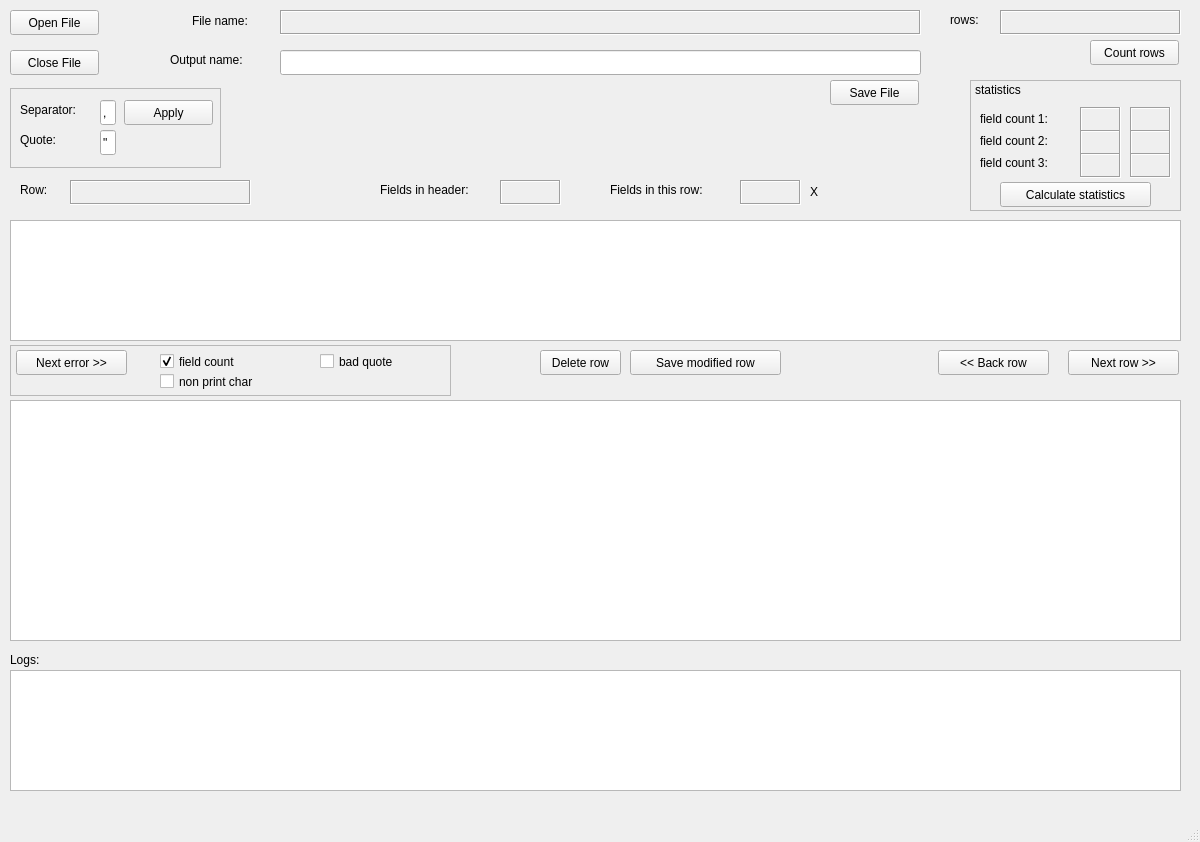
Above: src/mainwindow.ui from braquino/fix-csv before the change. Below: the same form after it.
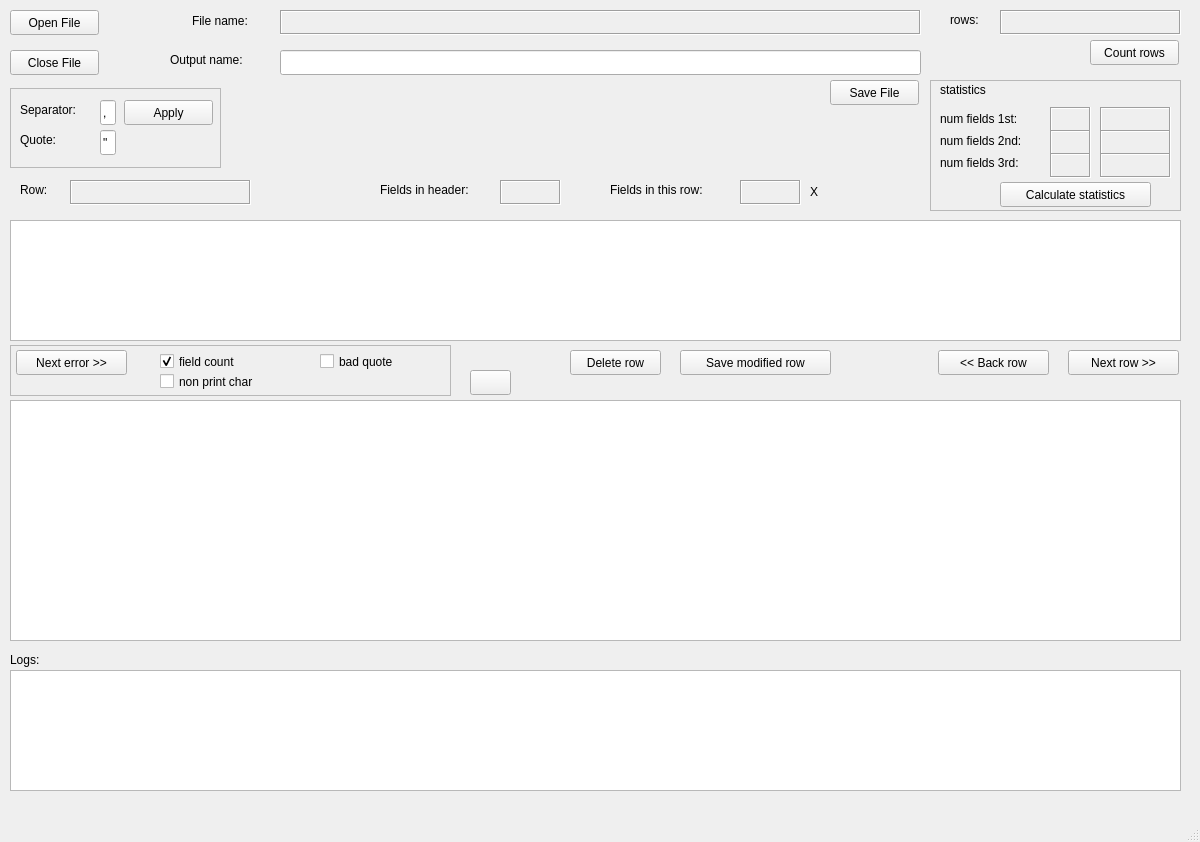
That is the form after the change. Icons and pictures are not drawn.

Commit message: fix labels, stats layout and add table to row button

Diff of the .ui file:
```diff
--- a/src/mainwindow.ui
+++ b/src/mainwindow.ui
@@ -414,7 +414,7 @@
    <widget class="QPushButton" name="btn_save_row">
     <property name="geometry">
      <rect>
-      <x>630</x>
+      <x>680</x>
       <y>350</y>
       <width>151</width>
       <height>25</height>
@@ -456,9 +456,9 @@
    <widget class="QPushButton" name="btn_delete_row">
     <property name="geometry">
      <rect>
-      <x>540</x>
+      <x>570</x>
       <y>350</y>
-      <width>81</width>
+      <width>91</width>
       <height>25</height>
      </rect>
     </property>
@@ -469,9 +469,9 @@
    <widget class="QFrame" name="frame_stats">
     <property name="geometry">
      <rect>
-      <x>970</x>
+      <x>930</x>
       <y>80</y>
-      <width>211</width>
+      <width>251</width>
       <height>131</height>
      </rect>
     </property>
@@ -485,33 +485,33 @@
    <widget class="QLabel" name="label_fc2">
     <property name="geometry">
      <rect>
-      <x>980</x>
+      <x>940</x>
       <y>131</y>
-      <width>91</width>
+      <width>111</width>
       <height>20</height>
      </rect>
     </property>
     <property name="text">
-     <string>field count 2:</string>
+     <string>num fields 2nd:</string>
     </property>
    </widget>
    <widget class="QLabel" name="label_fc1">
     <property name="geometry">
      <rect>
-      <x>980</x>
+      <x>940</x>
       <y>109</y>
-      <width>91</width>
+      <width>101</width>
       <height>20</height>
      </rect>
     </property>
     <property name="text">
-     <string>field count 1:</string>
+     <string>num fields 1st:</string>
     </property>
    </widget>
    <widget class="QLabel" name="label_stat">
     <property name="geometry">
      <rect>
-      <x>975</x>
+      <x>940</x>
       <y>80</y>
       <width>71</width>
       <height>20</height>
@@ -524,7 +524,7 @@
    <widget class="QLabel" name="txt_fc1">
     <property name="geometry">
      <rect>
-      <x>1080</x>
+      <x>1050</x>
       <y>107</y>
       <width>41</width>
       <height>25</height>
@@ -543,9 +543,9 @@
    <widget class="QLabel" name="txt_p_fc1">
     <property name="geometry">
      <rect>
-      <x>1130</x>
+      <x>1100</x>
       <y>107</y>
-      <width>41</width>
+      <width>71</width>
       <height>25</height>
      </rect>
     </property>
@@ -558,11 +558,14 @@
     <property name="text">
      <string/>
     </property>
+    <property name="alignment">
+     <set>Qt::AlignRight|Qt::AlignTrailing|Qt::AlignVCenter</set>
+    </property>
    </widget>
    <widget class="QLabel" name="txt_fc2">
     <property name="geometry">
      <rect>
-      <x>1080</x>
+      <x>1050</x>
       <y>130</y>
       <width>41</width>
       <height>25</height>
@@ -581,9 +584,9 @@
    <widget class="QLabel" name="txt_p_fc2">
     <property name="geometry">
      <rect>
-      <x>1130</x>
+      <x>1100</x>
       <y>130</y>
-      <width>41</width>
+      <width>71</width>
       <height>25</height>
      </rect>
     </property>
@@ -596,13 +599,16 @@
     <property name="text">
      <string/>
     </property>
+    <property name="alignment">
+     <set>Qt::AlignRight|Qt::AlignTrailing|Qt::AlignVCenter</set>
+    </property>
    </widget>
    <widget class="QLabel" name="txt_p_fc3">
     <property name="geometry">
      <rect>
-      <x>1130</x>
+      <x>1100</x>
       <y>153</y>
-      <width>41</width>
+      <width>71</width>
       <height>25</height>
      </rect>
     </property>
@@ -615,11 +621,14 @@
     <property name="text">
      <string/>
     </property>
+    <property name="alignment">
+     <set>Qt::AlignRight|Qt::AlignTrailing|Qt::AlignVCenter</set>
+    </property>
    </widget>
    <widget class="QLabel" name="txt_fc3">
     <property name="geometry">
      <rect>
-      <x>1080</x>
+      <x>1050</x>
       <y>153</y>
       <width>41</width>
       <height>25</height>
@@ -638,14 +647,14 @@
    <widget class="QLabel" name="label_fc3">
     <property name="geometry">
      <rect>
-      <x>980</x>
+      <x>940</x>
       <y>153</y>
-      <width>91</width>
+      <width>101</width>
       <height>20</height>
      </rect>
     </property>
     <property name="text">
-     <string>field count 3:</string>
+     <string>num fields 3rd:</string>
     </property>
    </widget>
    <widget class="QPushButton" name="btn_calc_stats">
@@ -719,6 +728,22 @@
      <string>bad quote</string>
     </property>
    </widget>
+   <widget class="QPushButton" name="btn_table_to_row">
+    <property name="geometry">
+     <rect>
+      <x>470</x>
+      <y>370</y>
+      <width>41</width>
+      <height>25</height>
+     </rect>
+    </property>
+    <property name="text">
+     <string/>
+    </property>
+    <property name="icon">
+     <iconset theme="go-up"/>
+    </property>
+   </widget>
    <zorder>frame_csv</zorder>
    <zorder>btn_open_file</zorder>
    <zorder>txt_out_filename</zorder>
```
Left out of the diff: 15 changed lines with no effect on the pictures. The commit also changes 5 other files.
